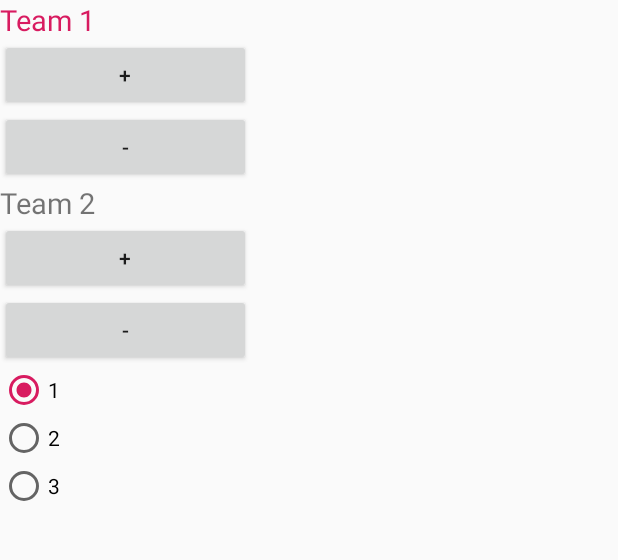
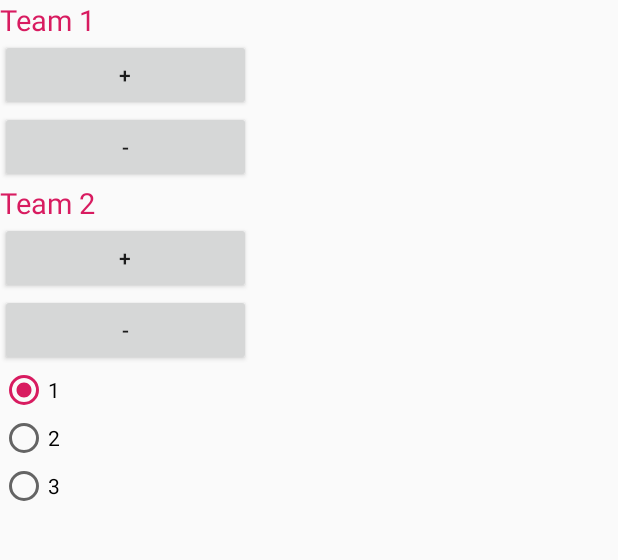
Before and after one commit to parvinder-lab/github, an Android app: the screen it shows after launch (MainActivity), on a phone screen of 412 x 824 dp, the part 136-696 px from its top. Run offline under Robolectric (Android 15) with nearby library versions, the phone set to English and light mode, and no system bars.

Commit message:
I modified the my scorekeeper app

```diff
--- a/app/src/main/res/layout/activity_main.xml
+++ b/app/src/main/res/layout/activity_main.xml
@@ -54,7 +54,8 @@
         android:layout_width="wrap_content"
         android:layout_height="wrap_content"
         android:text="Team 2"
-        android:textSize="19dp"/>
+        android:textSize="19dp"
+        android:textColor="@color/colorAccent"/>
 </TableRow>
 <TableRow>
     <Button
```
